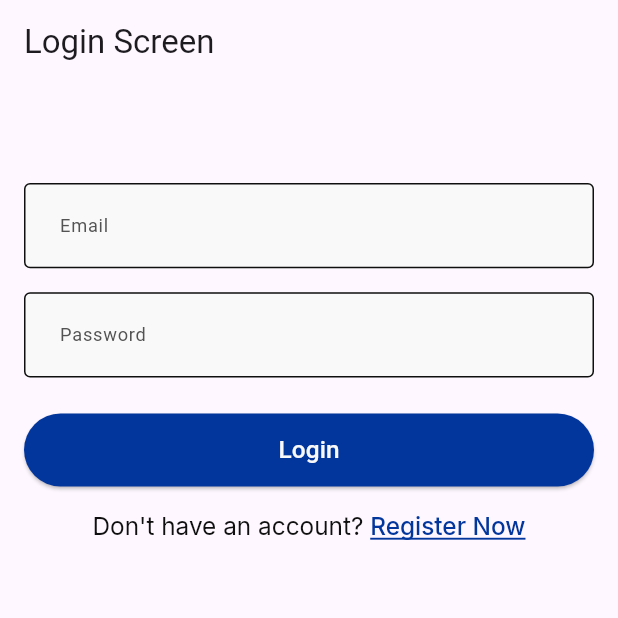
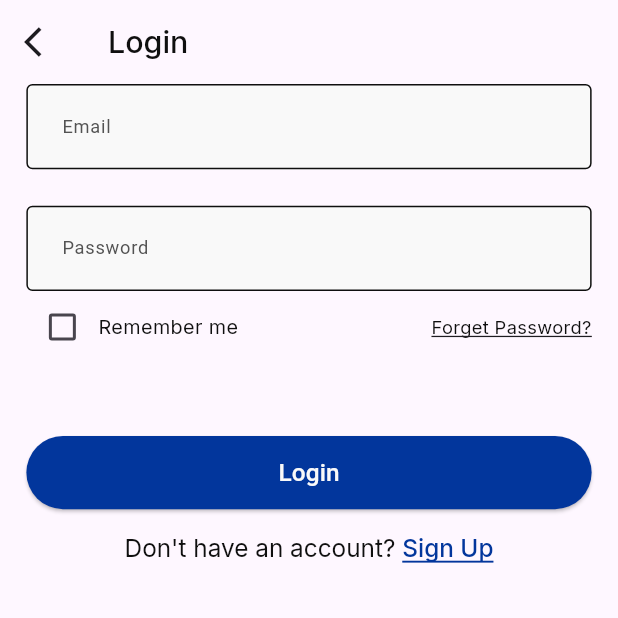
Before and after one commit to Ahmed-Salah-92/ExamApp, a Flutter app: the screen it shows after launch, on a phone screen of 412 x 824 dp, the top half of it. Run offline on Flutter 3.47's test engine with Material 3 defaults, Android fonts, the phone set to English and light mode, and no system bars; our stand-ins replace dio, flutter_screenutil, flutter_secure_storage, get_it, google_fonts, injectable and 2 more; generated files the repository leaves out were written again.

Commit message:
Implement login screen with custom app bar and form validation

```diff
--- a/lib/config/modules/dio_module/dio_module.dart
+++ b/lib/config/modules/dio_module/dio_module.dart
@@ -1,6 +1,5 @@
 import 'package:dio/dio.dart';
 import 'package:injectable/injectable.dart';
-
 import '../../../core/values/app_endpoints_strings.dart';
 
 
--- a/lib/core/validation/auth_validation.dart
+++ b/lib/core/validation/auth_validation.dart
@@ -13,6 +13,7 @@ class AuthValidation {
   }
 
   static String? passwordValidation(String? value) {
+    //^(?=.*?[A-Z])(?=.*?[a-z])(?=.*?[0-9])(?=.*?[#?!@$%^&*-]).{8,}$",
     final passwordRegex = RegExp(r'^(?=.*[a-zA-Z])(?=.*[0-9])');
 
     if (value == null) return "Password Required";
--- a/lib/core/widgets/auth/custom_spacer.dart
+++ /dev/null
@@ -1,19 +0,0 @@
-import 'package:flutter/material.dart';
-
-class CustomHeightSpace extends StatelessWidget {
-  final double? height;
-
-  const CustomHeightSpace({super.key, this.height});
-
-  @override
-  Widget build(BuildContext context) => SizedBox(height: height ?? 0);
-}
-
-class CustomWidthSpace extends StatelessWidget {
-  final double? width;
-
-  const CustomWidthSpace({super.key, this.width});
-
-  @override
-  Widget build(BuildContext context) => SizedBox(width: width ?? 0);
-}
--- a/lib/core/widgets/auth/custom_text_field_widget.dart
+++ b/lib/core/widgets/auth/custom_text_field_widget.dart
@@ -3,6 +3,7 @@ import 'package:flutter/material.dart';
 import 'package:flutter_screenutil/flutter_screenutil.dart';
 
 import '../../values/app_colors.dart';
+
 
 final OutlineInputBorder _customOutlineInputBorder = OutlineInputBorder(
   borderRadius: BorderRadius.circular(4.0.r),
--- /dev/null
+++ b/lib/core/widgets/custom_app_bar_widget.dart
@@ -0,0 +1,65 @@
+import 'package:exam_app/core/values/app_text_styles.dart';
+import 'package:exam_app/core/widgets/custom_spacer_widget.dart';
+import 'package:flutter/material.dart';
+
+class CustomAppBarWidget extends StatelessWidget {
+  void Function() onBackPressed;
+  bool? showBackButton;
+  String title;
+  // double topAppBarHeight;
+  // double bottomAppBarHeight;
+  //List<Widget?> children;
+  Widget body;
+
+  CustomAppBarWidget(
+    this.showBackButton, {
+    super.key,
+    required this.onBackPressed,
+    required this.title,
+    // required this.topAppBarHeight,
+    // required this.bottomAppBarHeight,
+    //required this.children,
+    required this.body,
+  });
+
+  @override
+  Widget build(BuildContext context) {
+    final bool displayBackButton = showBackButton ?? false;
+    return Scaffold(
+      appBar: AppBar(
+        elevation: 0,
+        backgroundColor: Colors.transparent,
+        title: Text(title, style: AppTextStyles.black20MediumInter),
+        leading: displayBackButton
+            ? IconButton(
+                onPressed: onBackPressed,
+                icon: const Icon(Icons.arrow_back_ios),
+              )
+            : const CustomWidthSpaceWidget(16),
+      ),
+      body: body,
+    );
+  }
+}
+
+// return Scaffold(
+// body: Column(
+// children: [
+// CustomHeightSpaceWidget(topAppBarHeight.h),
+// Row(
+// children: [
+// displayBackButton
+// ? IconButton(
+// onPressed: onBackPressed,
+// icon: const Icon(Icons.arrow_back_ios),
+// )
+//     : const CustomWidthSpaceWidget(16),
+// // const CustomWidthSpaceWidget(8),
+// Text(title, style: AppTextStyles.black20MediumInter),
+// ],
+// ),
+// CustomHeightSpaceWidget(bottomAppBarHeight.h),
+// ...children.whereType<Widget>(),
+// ],
+// ),
+// );
--- a/lib/features/auth/login/api/api_client/auth_login_api_client.dart
+++ b/lib/features/auth/login/api/api_client/auth_login_api_client.dart
@@ -1,8 +1,6 @@
 import 'package:dio/dio.dart';
 import 'package:injectable/injectable.dart';
-
 import 'package:retrofit/retrofit.dart';
-
 import '../../../../../core/values/app_endpoints_strings.dart';
 import '../../data/model/request/auth_login_request_dto.dart';
 import '../../data/model/response/auth_login_response.dart';
--- a/lib/features/auth/login/api/datasource/remote/auth_login_remote_datasource_impl.dart
+++ b/lib/features/auth/login/api/datasource/remote/auth_login_remote_datasource_impl.dart
@@ -5,7 +5,6 @@ import '../../../data/datasource/remote/auth_login_remote_datasource_contract.da
 import '../../../data/model/request/auth_login_request_dto.dart';
 import '../../../data/model/response/auth_login_response.dart';
 import '../../api_client/auth_login_api_client.dart';
-
 
 @Injectable(as: AuthLoginRemoteDatasourceContract)
 class AuthLoginRemoteDatasourceImpl
--- a/lib/features/auth/login/data/datasource/remote/auth_login_remote_datasource_contract.dart
+++ b/lib/features/auth/login/data/datasource/remote/auth_login_remote_datasource_contract.dart
@@ -1,5 +1,3 @@
-
-
 import '../../model/request/auth_login_request_dto.dart';
 import '../../model/response/auth_login_response.dart';
 
--- a/lib/features/auth/login/domain/repo/auth_login_repo_contract.dart
+++ b/lib/features/auth/login/domain/repo/auth_login_repo_contract.dart
@@ -1,5 +1,3 @@
-
-
 import '../../data/model/request/auth_login_request_dto.dart';
 import '../../data/model/response/auth_login_response.dart';
 
--- a/lib/features/auth/login/domain/usecase/auth_login_usecase.dart
+++ b/lib/features/auth/login/domain/usecase/auth_login_usecase.dart
@@ -3,7 +3,6 @@ import 'package:injectable/injectable.dart';
 import '../../data/model/request/auth_login_request_dto.dart';
 import '../../data/model/response/auth_login_response.dart';
 import '../repo/auth_login_repo_contract.dart';
-
 
 @LazySingleton()
 class AuthLoginUseCase {
--- a/lib/features/auth/login/presentation/login_viewmodel/login_view_model.dart
+++ b/lib/features/auth/login/presentation/login_viewmodel/login_view_model.dart
@@ -3,7 +3,6 @@ import 'package:injectable/injectable.dart';
 
 import '../../data/model/request/auth_login_request_dto.dart';
 import '../../domain/usecase/auth_login_usecase.dart';
-
 
 @injectable
 class LoginViewModel {
--- a/lib/features/auth/login/presentation/login_views/login_screen.dart
+++ b/lib/features/auth/login/presentation/login_views/login_screen.dart
@@ -1,12 +1,15 @@
+import 'package:exam_app/core/values/app_strings.dart';
+import 'package:exam_app/core/values/app_text_styles.dart';
+import 'package:exam_app/core/widgets/custom_app_bar_widget.dart';
+import 'package:exam_app/core/widgets/custom_spacer_widget.dart';
 import 'package:flutter/material.dart';
-
+import 'package:flutter_screenutil/flutter_screenutil.dart';
 import '../../../../../config/di/di.dart';
 import '../../../../../core/validation/auth_validation.dart';
 import '../../../../../core/widgets/auth/custom_elevated_button_widget.dart';
 import '../../../../../core/widgets/auth/custom_rich_text_widget.dart';
 import '../../../../../core/widgets/auth/custom_text_field_widget.dart';
 import '../login_viewmodel/login_view_model.dart';
-
 
 class LoginScreen extends StatelessWidget {
   LoginScreen({super.key});
@@ -15,47 +18,77 @@ class LoginScreen extends StatelessWidget {
 
   @override
   Widget build(BuildContext context) {
-    return Scaffold(
-      appBar: AppBar(title: const Text('Login Screen')),
+    return CustomAppBarWidget(
+      true,
+      onBackPressed: () {},
+      title: AppStrings.login,
       body: SingleChildScrollView(
-        padding: const EdgeInsets.all(16.0),
+        padding: const EdgeInsets.symmetric(horizontal: 16.0).w,
         child: Form(
           key: loginViewModel.formKey,
           child: Column(
             mainAxisAlignment: MainAxisAlignment.center,
             crossAxisAlignment: CrossAxisAlignment.stretch,
             children: [
-              const SizedBox(height: 50),
               CustomEditTextFieldWidget(
-                labelText: "Email",
-                hintText: "Enter your email",
+                labelText: AppStrings.emailLabel,
+                hintText: AppStrings.emailHint,
                 validator: AuthValidation.emailValidation,
                 controller: loginViewModel.emailController,
               ),
-              const SizedBox(height: 16),
+              const CustomHeightSpaceWidget(24),
               CustomEditTextFieldWidget(
-                labelText: "Password",
-                hintText: "Enter your password",
+                labelText: AppStrings.passwordLabel,
+                hintText: AppStrings.passwordHint,
                 isPasswordField: true,
                 validator: AuthValidation.passwordValidation,
                 controller: loginViewModel.passwordController,
               ),
-              const SizedBox(height: 24),
+              Row(
+                mainAxisAlignment: MainAxisAlignment.spaceBetween,
+                children: [
+                  Row(
+                    children: [
+                      Checkbox(
+                        value: false, //loginViewModel.isRememberMe,
+                        onChanged: (bool? value) {
+                          //loginViewModel.setRememberMe(value ?? false);
+                        },
+                      ),
+                      Text(
+                        AppStrings.rememberMe,
+                        style: AppTextStyles.black13RegularInter,
+                      ),
+                    ],
+                  ),
+                  InkWell(
+                    onTap: () {
+                      // Handle forget password action
+                    },
+                    child: Text(
+                      AppStrings.forgetPassword,
+                      style: AppTextStyles.black12RegularInter.copyWith(
+                        decoration: TextDecoration.underline,
+                      ),
+                    ),
+                  ),
+                ],
+              ),
+              const CustomHeightSpaceWidget(48),
               CustomElevatedButtonWidget(
                 onPressed: () {
                   loginViewModel.login();
                 },
-                buttonText: 'Login',
+                buttonText: AppStrings.login,
               ),
-              const SizedBox(height: 16),
+              const CustomHeightSpaceWidget(16),
               CustomRichTextWidget(
                 onTap: () {
                   // Handle navigation to registration screen
                 },
-                firstText: "Don't have an account? ",
-                secondText: "Register Now",
+                firstText: AppStrings.dontHaveAccount,
+                secondText: AppStrings.signUp,
               ),
-              const SizedBox(height: 50),
             ],
           ),
         ),
```
